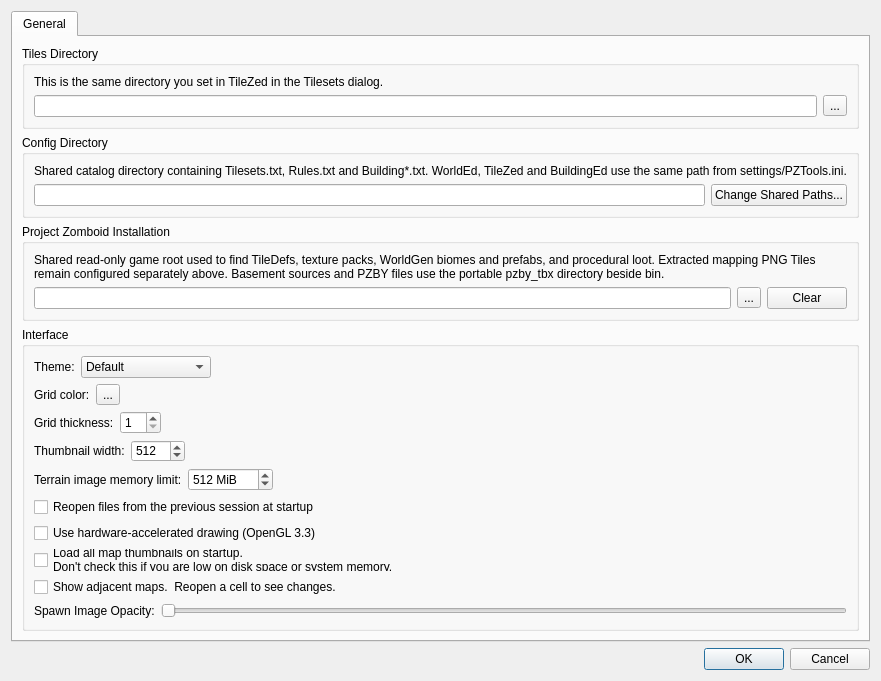
First picture: the form in WorldEd/src/editor/preferencesdialog.ui, repository Z3R0-BYT3Z/PZ_Mapping_Tools, before the edit.
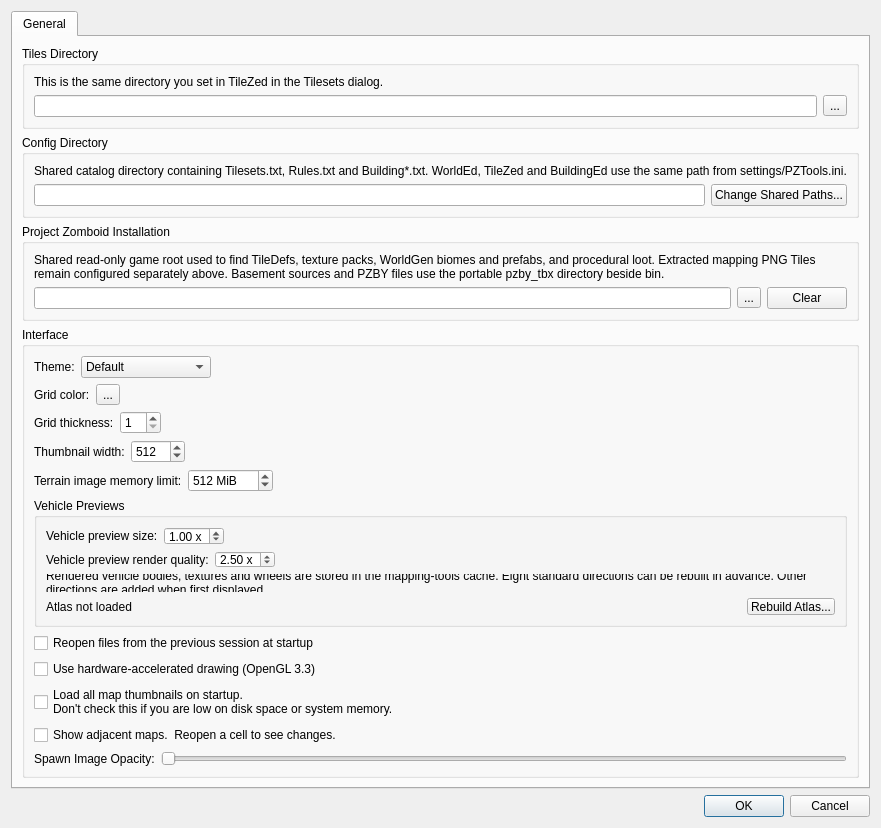
Second picture: the form after the edit. Custom widgets are drawn as their Qt base class.

```diff
--- a/WorldEd/src/editor/preferencesdialog.ui
+++ b/WorldEd/src/editor/preferencesdialog.ui
@@ -7,7 +7,7 @@
     <x>0</x>
     <y>0</y>
     <width>523</width>
-    <height>473</height>
+    <height>520</height>
    </rect>
   </property>
   <property name="windowTitle">
@@ -328,6 +328,157 @@
             </item>
            </layout>
           </item>
+          <item>
+           <widget class="QGroupBox" name="vehiclePreviewGroup">
+            <property name="title">
+             <string>Vehicle Previews</string>
+            </property>
+            <layout class="QVBoxLayout" name="vehiclePreviewGroupLayout">
+             <item>
+              <layout class="QHBoxLayout" name="vehicleMeshPreviewScaleLayout">
+            <item>
+             <widget class="QLabel" name="vehicleMeshPreviewScaleLabel">
+              <property name="text">
+               <string>Vehicle preview size:</string>
+              </property>
+             </widget>
+            </item>
+            <item>
+             <widget class="QDoubleSpinBox" name="vehicleMeshPreviewScale">
+              <property name="toolTip">
+               <string>Display correction for game-scale 3D vehicle previews in Cell View. 1x matches the vehicle script dimensions. This does not change zones or exported map data.</string>
+              </property>
+              <property name="suffix">
+               <string> x</string>
+              </property>
+              <property name="decimals">
+               <number>2</number>
+              </property>
+              <property name="minimum">
+               <double>0.250000000000000</double>
+              </property>
+              <property name="maximum">
+               <double>4.000000000000000</double>
+              </property>
+              <property name="singleStep">
+               <double>0.250000000000000</double>
+              </property>
+              <property name="value">
+               <double>1.000000000000000</double>
+              </property>
+             </widget>
+            </item>
+            <item>
+             <spacer name="vehicleMeshPreviewScaleSpacer">
+              <property name="orientation">
+               <enum>Qt::Horizontal</enum>
+              </property>
+              <property name="sizeHint" stdset="0">
+               <size>
+                <width>40</width>
+                <height>20</height>
+               </size>
+              </property>
+             </spacer>
+            </item>
+              </layout>
+             </item>
+             <item>
+              <layout class="QHBoxLayout" name="vehicleMeshPreviewQualityLayout">
+            <item>
+             <widget class="QLabel" name="vehicleMeshPreviewQualityLabel">
+              <property name="text">
+               <string>Vehicle preview render quality:</string>
+              </property>
+             </widget>
+            </item>
+            <item>
+             <widget class="QDoubleSpinBox" name="vehicleMeshPreviewQuality">
+              <property name="toolTip">
+               <string>Internal image resolution for 3D vehicle previews. Higher values improve detail but use more memory and take longer to calculate. WorldEd automatically raises it to the display correction when needed, so previews are never enlarged from a smaller atlas sprite.</string>
+              </property>
+              <property name="suffix">
+               <string> x</string>
+              </property>
+              <property name="decimals">
+               <number>2</number>
+              </property>
+              <property name="minimum">
+               <double>0.250000000000000</double>
+              </property>
+              <property name="maximum">
+               <double>4.000000000000000</double>
+              </property>
+              <property name="singleStep">
+               <double>0.250000000000000</double>
+              </property>
+              <property name="value">
+               <double>2.500000000000000</double>
+              </property>
+             </widget>
+            </item>
+            <item>
+             <spacer name="vehicleMeshPreviewQualitySpacer">
+              <property name="orientation">
+               <enum>Qt::Horizontal</enum>
+              </property>
+              <property name="sizeHint" stdset="0">
+               <size>
+                <width>40</width>
+                <height>20</height>
+               </size>
+              </property>
+             </spacer>
+            </item>
+              </layout>
+             </item>
+             <item>
+              <widget class="QLabel" name="vehicleAtlasDescription">
+               <property name="text">
+                <string>Rendered vehicle bodies, textures and wheels are stored in the mapping-tools cache. Eight standard directions can be rebuilt in advance. Other directions are added when first displayed.</string>
+               </property>
+               <property name="wordWrap">
+                <bool>true</bool>
+               </property>
+              </widget>
+             </item>
+             <item>
+              <layout class="QHBoxLayout" name="vehicleAtlasLayout">
+               <item>
+                <widget class="QLabel" name="vehicleAtlasStatus">
+                 <property name="text">
+                  <string>Atlas not loaded</string>
+                 </property>
+                </widget>
+               </item>
+               <item>
+                <spacer name="vehicleAtlasSpacer">
+                 <property name="orientation">
+                  <enum>Qt::Horizontal</enum>
+                 </property>
+                 <property name="sizeHint" stdset="0">
+                  <size>
+                   <width>40</width>
+                   <height>20</height>
+                  </size>
+                 </property>
+                </spacer>
+               </item>
+               <item>
+                <widget class="QPushButton" name="rebuildVehicleAtlas">
+                 <property name="text">
+                  <string>Rebuild Atlas...</string>
+                 </property>
+                 <property name="toolTip">
+                  <string>Discard the atlas for the selected render quality and regenerate every configured vehicle in sixteen directions.</string>
+                 </property>
+                </widget>
+               </item>
+              </layout>
+             </item>
+            </layout>
+           </widget>
+          </item>
           <item>
            <widget class="QCheckBox" name="restoreLastSession">
             <property name="text">
```
